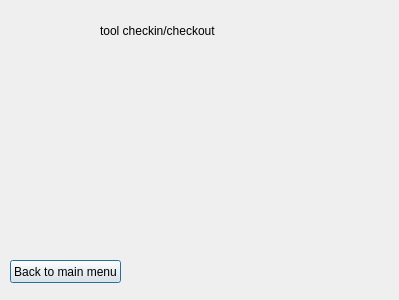
This is Login/tools.ui in erynjohn/Employee-Database as Qt 5 draws it before an edit. The edited form follows.
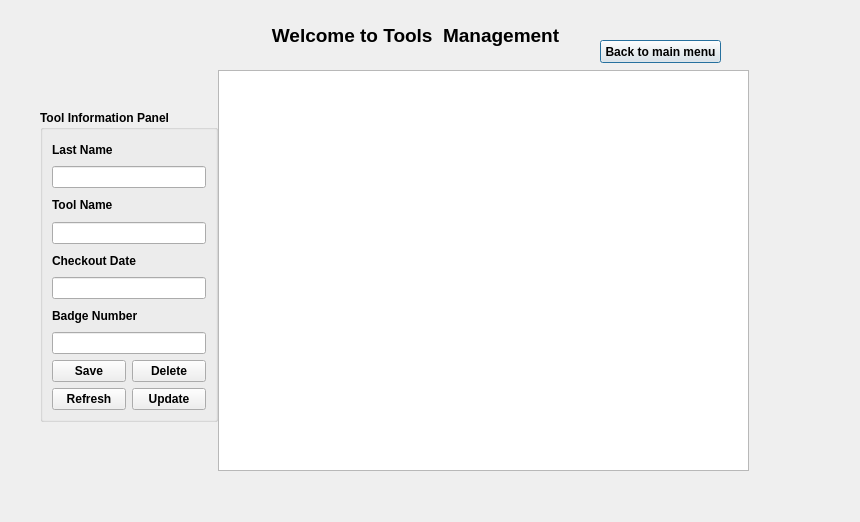
This is the edited form.

Commit message: HR section done, working on tools

Patch:
```diff
--- a/Login/tools.ui
+++ b/Login/tools.ui
@@ -6,39 +6,181 @@
    <rect>
     <x>0</x>
     <y>0</y>
-    <width>399</width>
-    <height>300</height>
+    <width>860</width>
+    <height>522</height>
    </rect>
   </property>
   <property name="windowTitle">
    <string>Dialog</string>
   </property>
-  <widget class="QLabel" name="label">
+  <widget class="QPushButton" name="pushButton_Hback">
    <property name="geometry">
     <rect>
-     <x>100</x>
-     <y>20</y>
-     <width>161</width>
-     <height>21</height>
-    </rect>
-   </property>
-   <property name="text">
-    <string>tool checkin/checkout</string>
-   </property>
-  </widget>
-  <widget class="QPushButton" name="pushButton_Tback">
-   <property name="geometry">
-    <rect>
-     <x>10</x>
-     <y>260</y>
-     <width>111</width>
+     <x>600</x>
+     <y>40</y>
+     <width>121</width>
      <height>23</height>
     </rect>
    </property>
+   <property name="font">
+    <font>
+     <weight>75</weight>
+     <bold>true</bold>
+    </font>
+   </property>
    <property name="text">
     <string>Back to main menu</string>
    </property>
   </widget>
+  <widget class="QTableView" name="tableView">
+   <property name="geometry">
+    <rect>
+     <x>218</x>
+     <y>70</y>
+     <width>531</width>
+     <height>401</height>
+    </rect>
+   </property>
+  </widget>
+  <widget class="QLabel" name="label_2">
+   <property name="geometry">
+    <rect>
+     <x>220</x>
+     <y>10</y>
+     <width>391</width>
+     <height>51</height>
+    </rect>
+   </property>
+   <property name="font">
+    <font>
+     <pointsize>14</pointsize>
+     <weight>75</weight>
+     <bold>true</bold>
+    </font>
+   </property>
+   <property name="text">
+    <string>Welcome to Tools  Management</string>
+   </property>
+   <property name="alignment">
+    <set>Qt::AlignCenter</set>
+   </property>
+  </widget>
+  <widget class="QGroupBox" name="groupBox">
+   <property name="geometry">
+    <rect>
+     <x>40</x>
+     <y>110</y>
+     <width>178</width>
+     <height>312</height>
+    </rect>
+   </property>
+   <property name="font">
+    <font>
+     <weight>75</weight>
+     <bold>true</bold>
+    </font>
+   </property>
+   <property name="title">
+    <string>Tool Information Panel</string>
+   </property>
+   <layout class="QVBoxLayout" name="verticalLayout">
+    <item>
+     <widget class="QLabel" name="label_empid">
+      <property name="text">
+       <string>Last Name</string>
+      </property>
+     </widget>
+    </item>
+    <item>
+     <widget class="QLineEdit" name="lineEdi_LName"/>
+    </item>
+    <item>
+     <widget class="QLabel" name="label_first">
+      <property name="text">
+       <string>Tool Name</string>
+      </property>
+      <property name="buddy">
+       <cstring>lineEdit_LName</cstring>
+      </property>
+     </widget>
+    </item>
+    <item>
+     <widget class="QLineEdit" name="lineEdit_equip_tools">
+      <property name="text">
+       <string/>
+      </property>
+      <property name="placeholderText">
+       <string/>
+      </property>
+     </widget>
+    </item>
+    <item>
+     <widget class="QLabel" name="label_desc">
+      <property name="text">
+       <string>Checkout Date</string>
+      </property>
+      <property name="buddy">
+       <cstring>lineEdit_EmpJobTitle</cstring>
+      </property>
+     </widget>
+    </item>
+    <item>
+     <widget class="QLineEdit" name="lineEdit_checkout">
+      <property name="text">
+       <string/>
+      </property>
+      <property name="placeholderText">
+       <string/>
+      </property>
+     </widget>
+    </item>
+    <item>
+     <widget class="QLabel" name="label_badge">
+      <property name="text">
+       <string>Badge Number</string>
+      </property>
+      <property name="buddy">
+       <cstring>lineEdit_Badge</cstring>
+      </property>
+     </widget>
+    </item>
+    <item>
+     <widget class="QLineEdit" name="lineEdit_badge_tools"/>
+    </item>
+    <item>
+     <layout class="QGridLayout" name="gridLayout_2">
+      <item row="0" column="0">
+       <widget class="QPushButton" name="pushButton_save_tool">
+        <property name="text">
+         <string>Save</string>
+        </property>
+       </widget>
+      </item>
+      <item row="1" column="1">
+       <widget class="QPushButton" name="pushButton_edit_tool">
+        <property name="text">
+         <string>Update</string>
+        </property>
+       </widget>
+      </item>
+      <item row="1" column="0">
+       <widget class="QPushButton" name="pushButton_loadTable_tool">
+        <property name="text">
+         <string>Refresh</string>
+        </property>
+       </widget>
+      </item>
+      <item row="0" column="1">
+       <widget class="QPushButton" name="pushButton_delete_tool">
+        <property name="text">
+         <string>Delete</string>
+        </property>
+       </widget>
+      </item>
+     </layout>
+    </item>
+   </layout>
+  </widget>
  </widget>
  <resources/>
  <connections/>
```
The commit also changes 15 other files.
